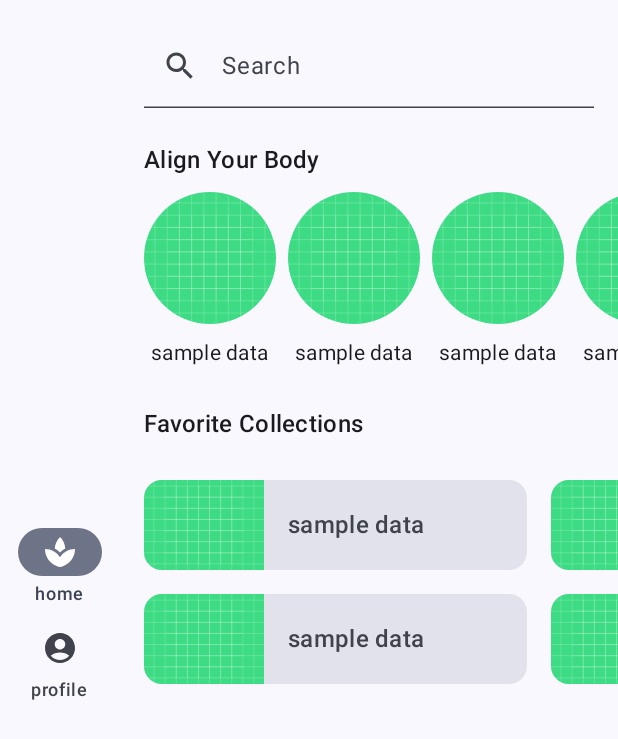
After one commit to sh1mj1/Kotlin-Android-Learning-Test, an Android app built with Jetpack Compose: the composable MySootheAppLandscape shown on its own in the app's theme, on a phone screen of 412 x 824 dp. The commit adds this screen. Shown: the top 739 px of the screen. Run offline under Robolectric (Android 15) with nearby library versions, the phone set to English and light mode, and no system bars.

Commit message:
feat(MySootheAppLandscape, SootheNavigationRail): Navigation Rail - Material

```diff
--- /dev/null
+++ b/app/src/main/java/com/example/learningtest/compose/basiclayout/MySootheAppLandscape.kt
@@ -0,0 +1,31 @@
+package com.example.learningtest.compose.basiclayout
+
+import androidx.compose.foundation.layout.Row
+import androidx.compose.material3.MaterialTheme
+import androidx.compose.material3.Surface
+import androidx.compose.runtime.Composable
+import androidx.compose.ui.Modifier
+import androidx.compose.ui.tooling.preview.Preview
+import com.example.learningtest.ui.theme.LearningTestTheme
+
+@Composable
+fun MySootheAppLandscape(modifier: Modifier = Modifier) {
+    LearningTestTheme {
+        Surface(color = MaterialTheme.colorScheme.background) {
+            Row {
+                SootheNavigationRail()
+                HomeScreen()
+            }
+        }
+    }
+}
+
+@Preview(
+    showBackground = true,
+    widthDp = 640,
+    heightDp = 360,
+)
+@Composable
+private fun MySootheAppLandscapePreview() {
+    MySootheAppLandscape()
+}
--- /dev/null
+++ b/app/src/main/java/com/example/learningtest/compose/basiclayout/SootheNavigationRail.kt
@@ -0,0 +1,71 @@
+package com.example.learningtest.compose.basiclayout
+
+import androidx.compose.foundation.layout.Arrangement
+import androidx.compose.foundation.layout.Column
+import androidx.compose.foundation.layout.Spacer
+import androidx.compose.foundation.layout.fillMaxHeight
+import androidx.compose.foundation.layout.height
+import androidx.compose.foundation.layout.padding
+import androidx.compose.material.icons.Icons
+import androidx.compose.material.icons.filled.AccountCircle
+import androidx.compose.material.icons.filled.Spa
+import androidx.compose.material3.Icon
+import androidx.compose.material3.MaterialTheme
+import androidx.compose.material3.NavigationRail
+import androidx.compose.material3.NavigationRailItem
+import androidx.compose.material3.Text
+import androidx.compose.runtime.Composable
+import androidx.compose.ui.Alignment
+import androidx.compose.ui.Modifier
+import androidx.compose.ui.res.stringResource
+import androidx.compose.ui.tooling.preview.Preview
+import androidx.compose.ui.unit.dp
+import com.example.learningtest.R
+
+@Composable
+fun SootheNavigationRail(modifier: Modifier = Modifier) {
+    NavigationRail(
+        modifier = modifier.padding(vertical = 8.dp),
+        containerColor = MaterialTheme.colorScheme.background,
+    ) {
+        Column(
+            horizontalAlignment = Alignment.CenterHorizontally,
+            verticalArrangement = Arrangement.Center,
+            modifier = Modifier.fillMaxHeight(),
+        ) {
+            NavigationRailItem(
+                icon = {
+                    Icon(
+                        imageVector = Icons.Default.Spa,
+                        contentDescription = null,
+                    )
+                },
+                label = {
+                    Text(stringResource(R.string.bottom_navigation_home))
+                },
+                selected = true,
+                onClick = {},
+            )
+            Spacer(modifier = Modifier.height(8.dp))
+            NavigationRailItem(
+                icon = {
+                    Icon(
+                        imageVector = Icons.Default.AccountCircle,
+                        contentDescription = null,
+                    )
+                },
+                label = {
+                    Text(stringResource(R.string.bottom_navigation_profile))
+                },
+                selected = false,
+                onClick = {},
+            )
+        }
+    }
+}
+
+@Preview(showBackground = true, backgroundColor = 0xFFF5F0EE)
+@Composable
+private fun SootheNavigationRailPreview() {
+    SootheNavigationRail()
+}
--- a/app/src/main/res/values/strings.xml
+++ b/app/src/main/res/values/strings.xml
@@ -11,7 +11,7 @@
     <string name="align_your_body_data_sample">sample data</string>
     <string name="align_your_body">Align Your Body</string>
     <string name="favorite_collections">Favorite Collections</string>
-    <string name="bottom_navigation_home">bottom navigation home</string>
-    <string name="bottom_navigation_profile">bottom navigation profile</string>
+    <string name="bottom_navigation_home">home</string>
+    <string name="bottom_navigation_profile">profile</string>
 
 </resources>
```
